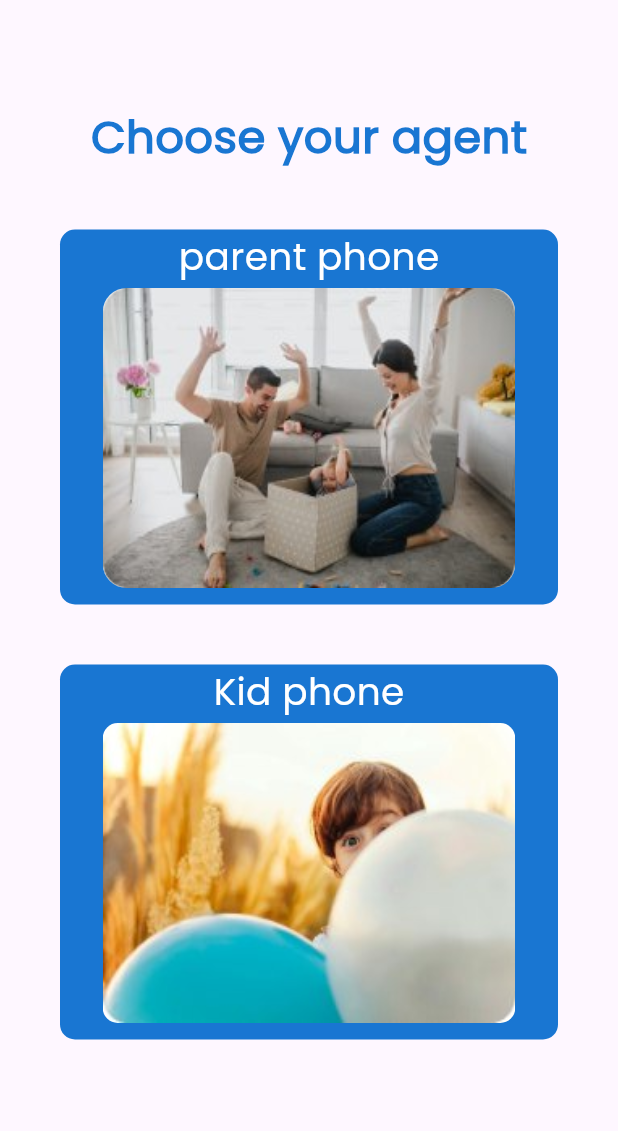
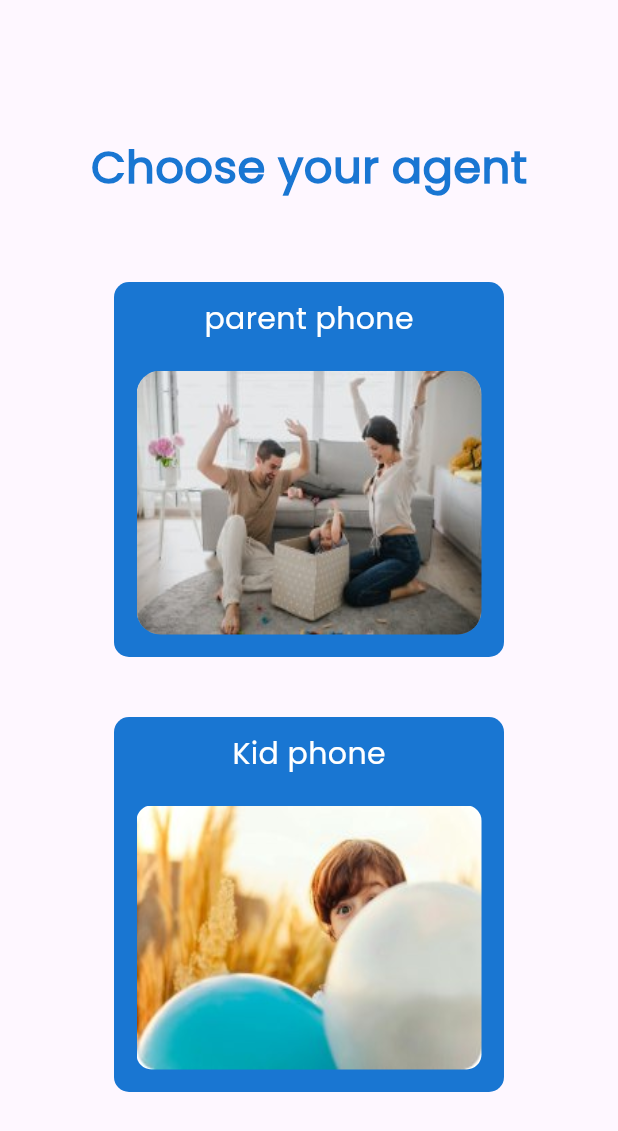
Before and after one commit to 1M0HAMEDSALAH/Graduation-Project, a Flutter app: the screen it shows after launch, after a tap on "Skip", on a phone screen of 412 x 824 dp. Shown: the top 1131 px of the screen. Run offline on Flutter 3.47's test engine with Material 3 defaults, Android fonts, the phone set to English and light mode, and no system bars; our stand-ins replace cloud_firestore, firebase_auth, firebase_core, flutter_map, fluttertoast, font_awesome_flutter and 5 more; missing offline and left inert: device_apps, flutter_facebook_auth, icon_icons, usage_stats; accounts and stored records are empty.

Commit message:
Kids Control

```diff
--- a/lib/main.dart
+++ b/lib/main.dart
@@ -59,7 +59,7 @@ class _SplachState extends State<Splach> {
             Container(
               width: 300,
               height: 300,
-              child: Image.asset('assets/images/splach1.jpg',
+              child: Image.asset('assets/images/Family-pana.png',
               ),
             ),
             const SizedBox(
--- a/lib/modules/kids_control/choose/choose_screen.dart
+++ b/lib/modules/kids_control/choose/choose_screen.dart
@@ -17,7 +17,7 @@ class ChooseScreen extends StatelessWidget {
           child: Column(
             children: [
              const SizedBox(
-                height: 30,
+                height: 50,
               ),
               const Center(
                 child: Column(
@@ -35,7 +35,7 @@ class ChooseScreen extends StatelessWidget {
                 ),
               ),
               const SizedBox(
-                height: 40,
+                height: 55,
               ),
               InkWell(
                 onTap: (){
@@ -46,27 +46,31 @@ class ChooseScreen extends StatelessWidget {
                     color: defaultColor,
                     borderRadius: BorderRadius.circular(10),
                   ),
-                  width: 350,
+                  width: 260,
                   height: 250,
                   child: Column(
                     children: [
+                      const SizedBox(
+                        height: 10,
+
+                      ),
                       const Center(
                         child: Text(
                           "parent phone",
                           style: TextStyle(
                             color: Colors.white,
-                            fontSize: 25,
+                            fontSize: 20,
                             fontWeight: FontWeight.w500,
                             fontFamily: 'Default',
                           ),
                         ),
                       ),
                       const SizedBox(
-                        height: 3,
+                        height: 20,
                       ),
                       Container(
-                        width: 275,
-                        height: 200,
+                        width: 230,
+                        height: 176,
                         decoration: BoxDecoration(
                           borderRadius: BorderRadius.circular(16),
                           image: const DecorationImage(
@@ -91,27 +95,31 @@ class ChooseScreen extends StatelessWidget {
                     color: defaultColor,
                     borderRadius: BorderRadius.circular(10),
                   ),
-                  width: 350,
+                  width: 260,
                   height: 250,
                   child: Column(
                     children: [
+                      const SizedBox(
+                        height: 10,
+
+                      ),
                       const Center(
                         child: Text(
                           "Kid phone",
                           style: TextStyle(
                             color: Colors.white,
-                            fontSize: 25,
+                            fontSize: 20,
                             fontFamily: 'Default',
                             fontWeight: FontWeight.w500,
                           ),
                         ),
                       ),
                       const SizedBox(
-                        height: 3,
+                        height: 20,
                       ),
                       Container(
-                        width: 275,
-                        height: 200,
+                        width: 230,
+                        height: 176,
                         decoration: BoxDecoration(
                           borderRadius: BorderRadius.circular(10),
                           image:const DecorationImage(
--- a/lib/modules/kids_control/on_boarding/onboarding_screen.dart
+++ b/lib/modules/kids_control/on_boarding/onboarding_screen.dart
@@ -26,22 +26,17 @@ class _OnBoardingScreenState extends State<OnBoardingScreen> {
       title1: "Protect Your Child From",
       title2: ' Addition!',
 
-
-
     ),
     BoardingModel(
       image: 'assets/images/Going offline-amico.png',
       title1: 'Provide Your Child A Safe ',
       title2: 'Digital Experience....',
 
-
     ),
     BoardingModel(
       image: 'assets/images/Parents-rafiki.png',
       title1: "Help you set dos and don'ts for ",
       title2: 'their online word...',
-
-
 
     ),
   ];
@@ -72,7 +67,7 @@ class _OnBoardingScreenState extends State<OnBoardingScreen> {
       );
   }
   Widget builderBroadingItem(BoardingModel model)=> Padding(
-    padding: const EdgeInsets.all(20.0),
+    padding: const EdgeInsets.all(10.0),
     child: Column(
       crossAxisAlignment: CrossAxisAlignment.start,
       children: [
@@ -80,6 +75,7 @@ class _OnBoardingScreenState extends State<OnBoardingScreen> {
            child: Column(
            crossAxisAlignment: CrossAxisAlignment.start,
            children: [
+             const SizedBox(height: 100,),
              Container(
                width: 300,
                height: 300,
@@ -92,7 +88,7 @@ class _OnBoardingScreenState extends State<OnBoardingScreen> {
                    style: const  TextStyle(
                      color: defaultColor,
                      fontWeight: FontWeight.bold,
-                     fontSize: 20,
+                     fontSize: 18,
                      fontFamily: 'Default',
                    ),
                  ),
@@ -114,9 +110,7 @@ class _OnBoardingScreenState extends State<OnBoardingScreen> {
            ],
          ),
         ),
-        const SizedBox(
-          height: 200,
-        ),
+        const Spacer(),
         Center(
           child: SmoothPageIndicator(
               controller: broadController,
@@ -127,7 +121,8 @@ class _OnBoardingScreenState extends State<OnBoardingScreen> {
                 dotHeight: 10,
                 spacing: 5.0,
               ),
-              count: boarding.length),
+              count: boarding.length,
+          ),
         ),
         const SizedBox(
           height: 50,
--- a/lib/shared/styles/colors.dart
+++ b/lib/shared/styles/colors.dart
@@ -1,3 +1,3 @@
 import 'package:flutter/material.dart';
 
-const defaultColor = const Color.fromRGBO(25, 118, 210, 1);
+const defaultColor = Color.fromRGBO(25, 118, 210, 1);
```
Also changed, not shown: lib/modules/kids_control/Home/chat/chat.dart (+6 -6 lines), lib/modules/kids_control/Home/chat/chat_screen.dart (+6 -4 lines), lib/modules/kids_control/Home/location/location_screen.dart (+18 -7 lines), lib/modules/kids_control/Home/settings/profile_setting.dart (+5 -6 lines), lib/modules/kids_control/device_apps/chat_screen.dart (+39 -41 lines), lib/shared/core/widgets/chat_colu.dart (+4 -4 lines), assets/images/Family-pana.png (added).
